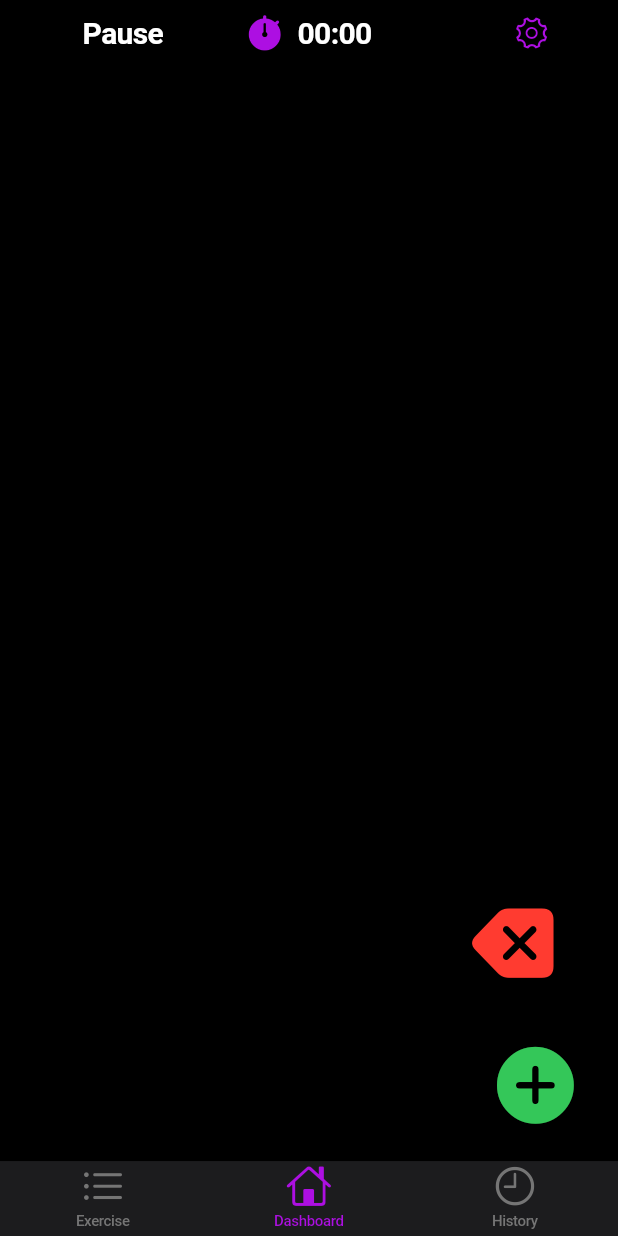
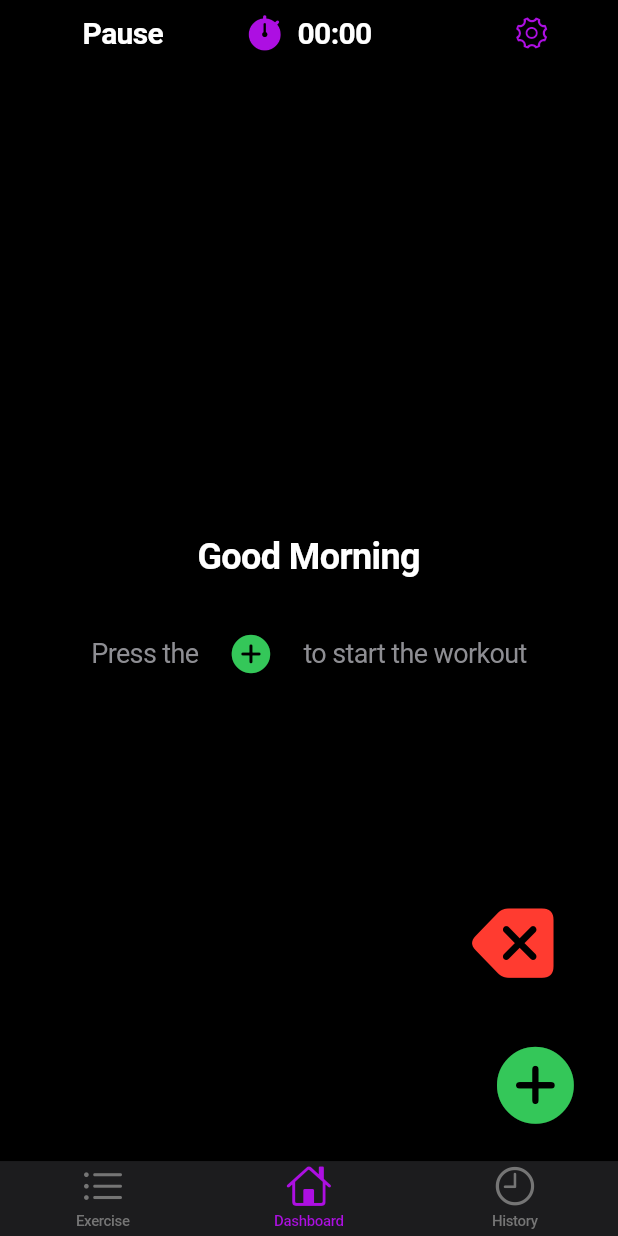
Before and after one commit to leuteritz/GymTracker, a Flutter app: the screen it shows after launch, on a phone screen of 412 x 824 dp. Run offline on Flutter 3.47's test engine with Material 2 defaults, Android fonts, the phone set to English and light mode, and no system bars; our stand-ins replace fl_chart, sqflite; accounts and stored records are empty.

```diff
--- a/lib/homescreen.dart
+++ b/lib/homescreen.dart
@@ -466,6 +466,17 @@ class _HomeScreenState extends State<HomeScreen> {
 
   bool _isAddButtonPressed = false;
 
+  String _getGreeting() {
+    var hour = DateTime.now().hour;
+    if (hour >= 0 && hour < 12) {
+      return 'Good Morning';
+    } else if (hour >= 12 && hour < 19) {
+      return 'Good Afternoon';
+    } else {
+      return 'Good Night';
+    }
+  }
+
   @override
   Widget build(BuildContext context) {
     return CupertinoPageScaffold(
@@ -534,6 +545,47 @@ class _HomeScreenState extends State<HomeScreen> {
                 },
                 child: Icon(CupertinoIcons.delete_left_fill,
                     size: 60, color: CupertinoColors.systemRed),
+              ),
+            ),
+            Visibility(
+              visible: !_isAddButtonPressed,
+              child: Center(
+                child: Column(
+                  mainAxisAlignment: MainAxisAlignment.center,
+                  children: [
+                    Text(
+                      _getGreeting(),
+                      style: TextStyle(
+                        fontSize: 24,
+                        fontWeight: FontWeight.bold,
+                      ),
+                    ),
+                    SizedBox(height: 20),
+                    Text.rich(
+                      TextSpan(
+                        text: 'Press the',
+                        children: [
+                          WidgetSpan(
+                            alignment: PlaceholderAlignment.middle,
+                            child: CupertinoButton(
+                              onPressed: () {
+                                // Add your button's onPressed logic here
+                              },
+                              child: Icon(CupertinoIcons.add_circled_solid,
+                                  size: 30, color: CupertinoColors.systemGreen),
+                            ),
+                          ),
+                          TextSpan(text: 'to start the workout'),
+                        ],
+                        style: TextStyle(
+                          fontSize: 18,
+                          color: CupertinoColors.systemGrey,
+                        ),
+                      ),
+                      textAlign: TextAlign.center,
+                    ),
+                  ],
+                ),
               ),
             ),
           ],
```
